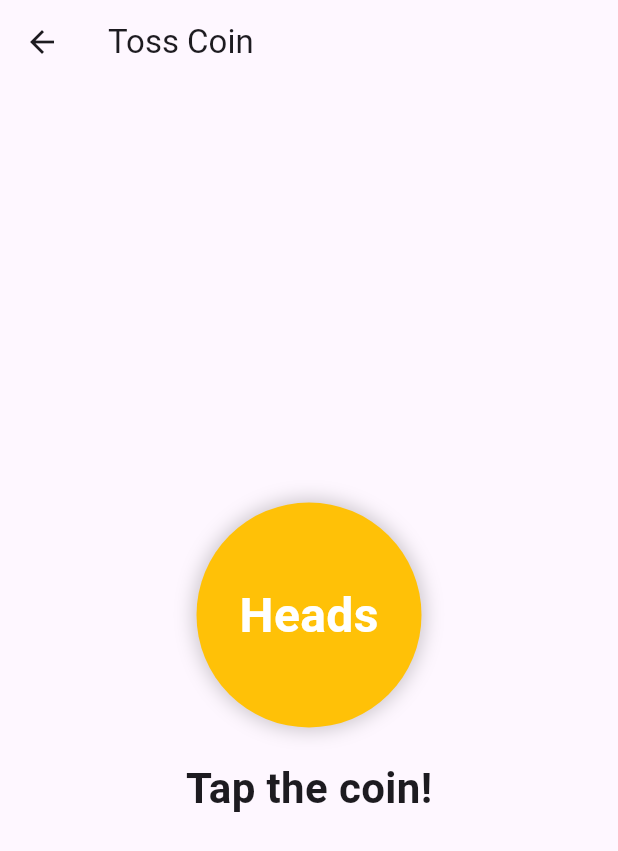
After one commit to santoshvarmaaddala/Scoring-App, a Flutter app: the screen it shows after launch, after a tap on "Toss", on a phone screen of 412 x 824 dp. The commit adds this screen. Shown: the top 851 px of the screen. Run offline on Flutter 3.47's test engine with Material 3 defaults, Android fonts, the phone set to English and light mode, and no system bars; our stand-ins replace fluttertoast, sqflite; accounts and stored records are empty.

Commit message:
coin ui screen temporarily added in dashboard

```diff
--- a/lib/core/features/players/dashboard/dashboard_screen.dart
+++ b/lib/core/features/players/dashboard/dashboard_screen.dart
@@ -1,6 +1,7 @@
 import 'package:flutter/material.dart';
 import '../presentation/player_list_page.dart';
 import '../presentation/batting_order.dart';
+import '../presentation/coin_toss.dart';
 
 class DashboardScreen extends StatelessWidget {
   const DashboardScreen({Key? key}) : super(key: key);
@@ -42,6 +43,15 @@ class DashboardScreen extends StatelessWidget {
                 context,
                 MaterialPageRoute(builder: (_) => const BattingOrderScreen())
                 );
+            },
+          ),
+          _DashboardCard(
+            title: "Toss",
+            icon: Icons.circle_rounded,
+            onTap: () {
+              Navigator.push(
+                context,
+                MaterialPageRoute(builder: (_) => const TossScreen()));
             },
           )
         ],
--- /dev/null
+++ b/lib/core/features/players/presentation/coin_toss.dart
@@ -0,0 +1,115 @@
+import 'dart:math';
+import 'package:flutter/material.dart';
+
+class TossScreen extends StatefulWidget {
+  const TossScreen({super.key});
+
+  @override
+  _TossScreenState createState() => _TossScreenState();
+}
+
+class _TossScreenState extends State<TossScreen>
+    with SingleTickerProviderStateMixin {
+  late AnimationController _controller;
+  late Animation<double> _animation;
+  String result = "Tap the coin!";
+  bool isFlipping = false;
+  bool showHeads = true;
+
+  @override
+  void initState() {
+    super.initState();
+    _controller = AnimationController(
+      duration: const Duration(seconds: 1),
+      vsync: this,
+    );
+
+    _animation = Tween<double>(begin: 0, end: pi).animate(
+      CurvedAnimation(parent: _controller, curve: Curves.easeInOut),
+    );
+  }
+
+  void tossCoin() async {
+    if (isFlipping) return;
+
+    setState(() => isFlipping = true);
+    await _controller.forward();
+    await Future.delayed(const Duration(milliseconds: 200));
+    await _controller.reverse();
+
+    bool heads = Random().nextBool();
+    setState(() {
+      showHeads = heads;
+      result = heads ? "Heads" : "Tails";
+      isFlipping = false;
+    });
+  }
+
+  Widget _buildCoinSide(bool isHeads) {
+    return Container(
+      width: 150,
+      height: 150,
+      decoration: BoxDecoration(
+        shape: BoxShape.circle,
+        color: isHeads ? Colors.amber : Colors.blueAccent,
+        boxShadow: [
+          BoxShadow(
+            color: Colors.black.withOpacity(0.2),
+            blurRadius: 10,
+            spreadRadius: 2,
+          ),
+        ],
+      ),
+      child: Center(
+        child: Text(
+          isHeads ? "Heads" : "Tails",
+          style: const TextStyle(
+            fontSize: 32,
+            fontWeight: FontWeight.bold,
+            color: Colors.white,
+          ),
+        ),
+      ),
+    );
+  }
+
+  @override
+  void dispose() {
+    _controller.dispose();
+    super.dispose();
+  }
+
+  @override
+  Widget build(BuildContext context) {
+    return Scaffold(
+      appBar: AppBar(title: const Text("Toss Coin")),
+      body: Center(
+        child: Column(
+          mainAxisAlignment: MainAxisAlignment.center,
+          children: [
+            GestureDetector(
+              onTap: tossCoin,
+              child: AnimatedBuilder(
+                animation: _animation,
+                builder: (context, child) {
+                  double angle = _animation.value;
+                  bool isFront = angle < pi / 2;
+                  return Transform(
+                    transform: Matrix4.rotationY(angle),
+                    alignment: Alignment.center,
+                    child: _buildCoinSide(isFront ? showHeads : !showHeads),
+                  );
+                },
+              ),
+            ),
+            const SizedBox(height: 20),
+            Text(
+              result,
+              style: const TextStyle(fontSize: 28, fontWeight: FontWeight.bold),
+            ),
+          ],
+        ),
+      ),
+    );
+  }
+}
```
